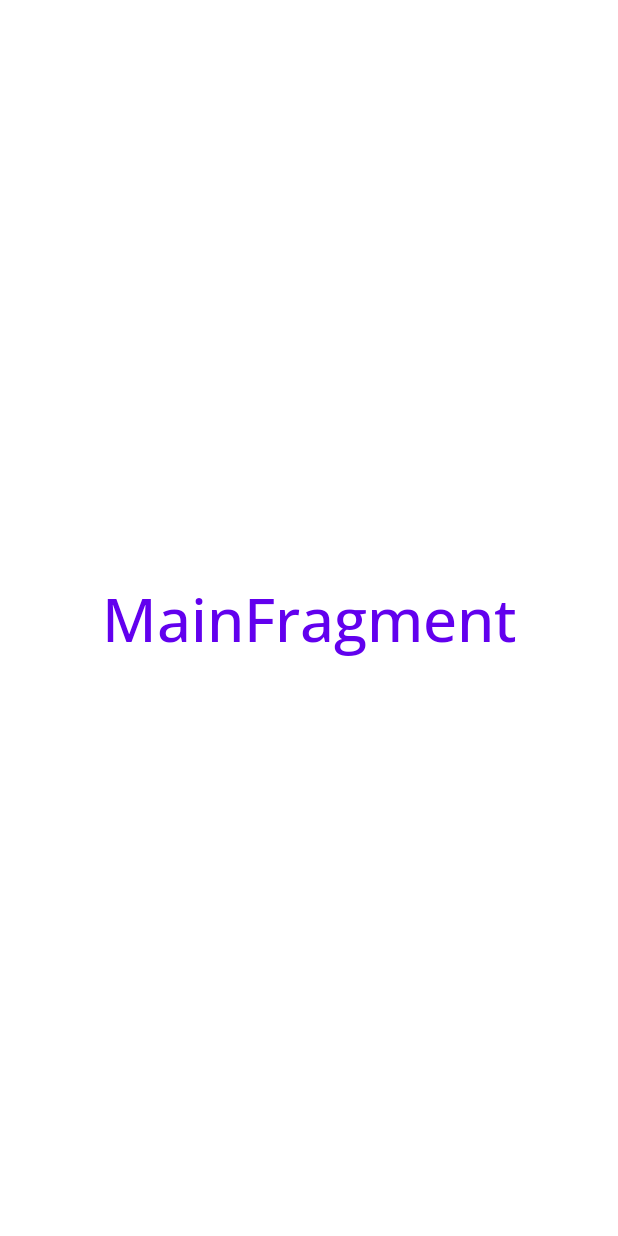
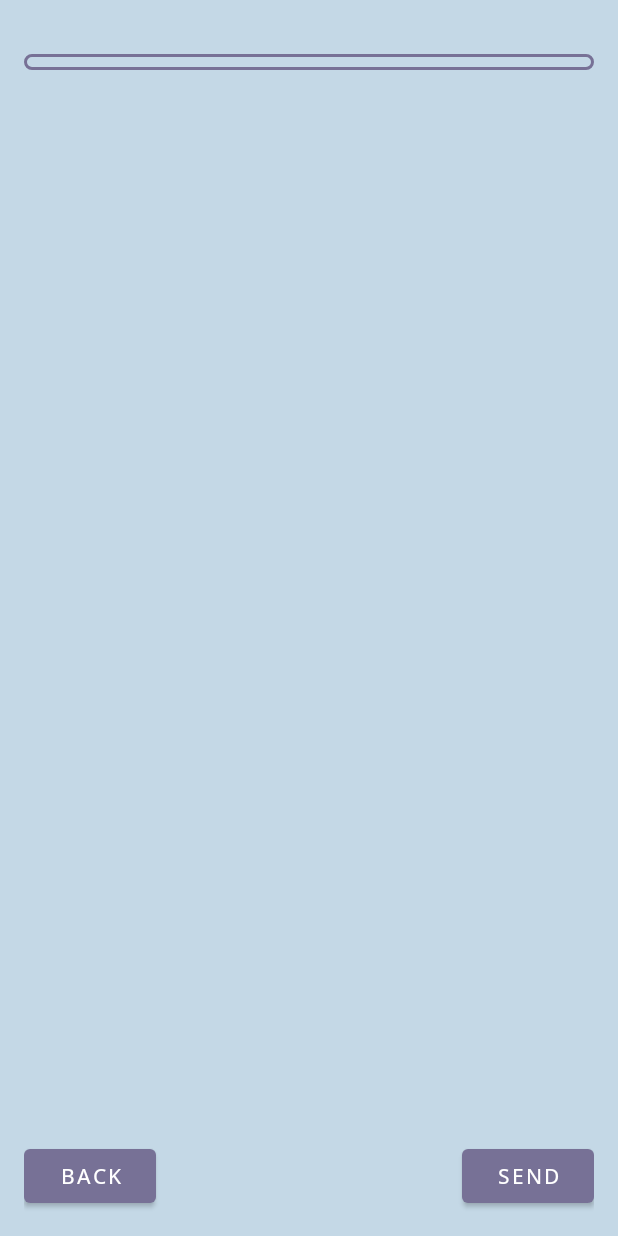
Before and after one commit to PavelVolniy/Skillbox, an Android app: the layout main_fragment.xml on its own in the app's theme, with its tools: preview values and no code run, on a phone screen of 412 x 824 dp. Run offline under Robolectric (Android 15) with nearby library versions, the phone set to English and light mode, and no system bars.

Commit message:
Review MainFragment, create SurveyGroup.

```diff
--- a/m7_quiz_fragments/app/src/main/java/com/example/skillbox_hw_quiz/StartFragment.kt
+++ b/m7_quiz_fragments/app/src/main/java/com/example/skillbox_hw_quiz/StartFragment.kt
@@ -20,7 +20,7 @@ class StartFragment : Fragment() {
         _binding = StartFragmentBinding.inflate(inflater)
 
         binding.nextButton.setOnClickListener {
-            findNavController().navigate(R.id.from_startPage_to_Quiz)
+            findNavController().navigate(R.id.fromStartPageToQuiz)
         }
 
         parentFragmentManager.popBackStack()
--- /dev/null
+++ b/m7_quiz_fragments/app/src/main/res/drawable/background_corner_radius_10dp.xml
@@ -0,0 +1,7 @@
+<?xml version="1.0" encoding="utf-8"?>
+<shape android:shape="rectangle" xmlns:android="http://schemas.android.com/apk/res/android">
+<corners android:radius="10dp"/>
+    <stroke android:width="2dp"
+        android:color="@color/primaryColor"/>
+
+</shape>
--- a/m7_quiz_fragments/app/src/main/res/layout/main_fragment.xml
+++ b/m7_quiz_fragments/app/src/main/res/layout/main_fragment.xml
@@ -1,22 +1,52 @@
 <?xml version="1.0" encoding="utf-8"?>
-<androidx.constraintlayout.widget.ConstraintLayout xmlns:android="http://schemas.android.com/apk/res/android"
-    xmlns:app="http://schemas.android.com/apk/res-auto"
+<FrameLayout xmlns:android="http://schemas.android.com/apk/res/android"
     xmlns:tools="http://schemas.android.com/tools"
     android:id="@+id/mainFragment"
     android:layout_width="match_parent"
     android:layout_height="match_parent"
+    android:background="@color/colorSecondaryVariant"
+    android:orientation="vertical"
+    android:padding="@dimen/default_padding"
     tools:context=".ui.main.MainFragment">
 
-    <TextView
-        android:id="@+id/message"
-        android:layout_width="wrap_content"
+
+    <ScrollView
+        android:layout_width="match_parent"
         android:layout_height="wrap_content"
-        android:text="MainFragment"
-        android:textColor="@color/purple_500"
-        android:textSize="40sp"
-        app:layout_constraintBottom_toBottomOf="parent"
-        app:layout_constraintEnd_toEndOf="parent"
-        app:layout_constraintStart_toStartOf="parent"
-        app:layout_constraintTop_toTopOf="parent" />
+        android:layout_gravity="center|top"
+        android:layout_marginTop="@dimen/top_margin_scrollView"
+        android:background="@drawable/background_corner_radius_10dp"
+        android:padding="@dimen/scrollViewPadding">
 
-</androidx.constraintlayout.widget.ConstraintLayout>
+        <LinearLayout
+            android:id="@+id/listSurveyGroup"
+            android:layout_width="match_parent"
+            android:layout_height="wrap_content"
+            android:orientation="vertical">
+
+        </LinearLayout>
+
+
+    </ScrollView>
+
+    <FrameLayout
+        android:layout_width="match_parent"
+        android:layout_height="wrap_content"
+        android:layout_gravity="start|bottom">
+
+        <Button
+            android:id="@+id/backButton"
+            android:layout_width="wrap_content"
+            android:layout_height="wrap_content"
+            android:layout_gravity="start|center"
+            android:text="@string/back_button_text" />
+
+        <Button
+            android:id="@+id/sendButton"
+            android:layout_width="wrap_content"
+            android:layout_height="wrap_content"
+            android:layout_gravity="end"
+            android:text="@string/send_button_text" />
+    </FrameLayout>
+
+</FrameLayout>
--- a/m7_quiz_fragments/app/src/main/res/layout/start_fragment.xml
+++ b/m7_quiz_fragments/app/src/main/res/layout/start_fragment.xml
@@ -18,6 +18,6 @@
         android:layout_height="wrap_content"
         android:layout_gravity="bottom|center"
         android:layout_marginBottom="16dp"
-        android:text="@string/next_button_text"
+        android:text="@string/start_button_text"
         app:cornerRadius="10dp" />
 </FrameLayout>
--- a/m7_quiz_fragments/app/src/main/res/values/dimens.xml
+++ b/m7_quiz_fragments/app/src/main/res/values/dimens.xml
@@ -5,4 +5,9 @@
     <dimen name="nav_header_vertical_spacing">8dp</dimen>
     <dimen name="nav_header_height">176dp</dimen>
     <dimen name="fab_margin">16dp</dimen>
+    <dimen name="default_padding">16dp</dimen>
+    <dimen name="radio_button_padding">10dp</dimen>
+    <dimen name="textview_text_size">20sp</dimen>
+    <dimen name="top_margin_scrollView">20dp</dimen>
+    <dimen name="scrollViewPadding">5dp</dimen>
 </resources>
--- a/m7_quiz_fragments/app/src/main/res/values/strings.xml
+++ b/m7_quiz_fragments/app/src/main/res/values/strings.xml
@@ -1,6 +1,6 @@
 <resources>
     <string name="app_name">QuizApplication</string>
-    <string name="next_button_text">Продолжить</string>
+    <string name="start_button_text">Начать</string>
     <string name="title_activity_navigation">NavigationActivity</string>
     <string name="navigation_drawer_open">Open navigation drawer</string>
     <string name="navigation_drawer_close">Close navigation drawer</string>
@@ -17,4 +17,6 @@
     <!-- TODO: Remove or change this placeholder text -->
     <string name="hello_blank_fragment">Hello blank fragment</string>
     <string name="results_page_label">Results</string>
+    <string name="back_button_text">back</string>
+    <string name="send_button_text">send</string>
 </resources>
```
Also changed, not shown: m7_quiz_fragments/app/src/main/java/com/example/skillbox_hw_quiz/SurveyGroup.kt (added, +39 -0 lines), m7_quiz_fragments/app/src/main/java/com/example/skillbox_hw_quiz/ui/main/MainFragment.kt (+50 -7 lines), m7_quiz_fragments/app/src/main/res/layout/survey_group.xml (added, +25 -0 lines), m7_quiz_fragments/app/src/main/res/navigation/nav_graph.xml (+9 -7 lines), m7_quiz_fragments/app/src/main/res/values/attrs.xml (added, +13 -0 lines), m7_quiz_fragments/app/src/main/res/values/styles.xml (added, +13 -0 lines), 1 other file.
